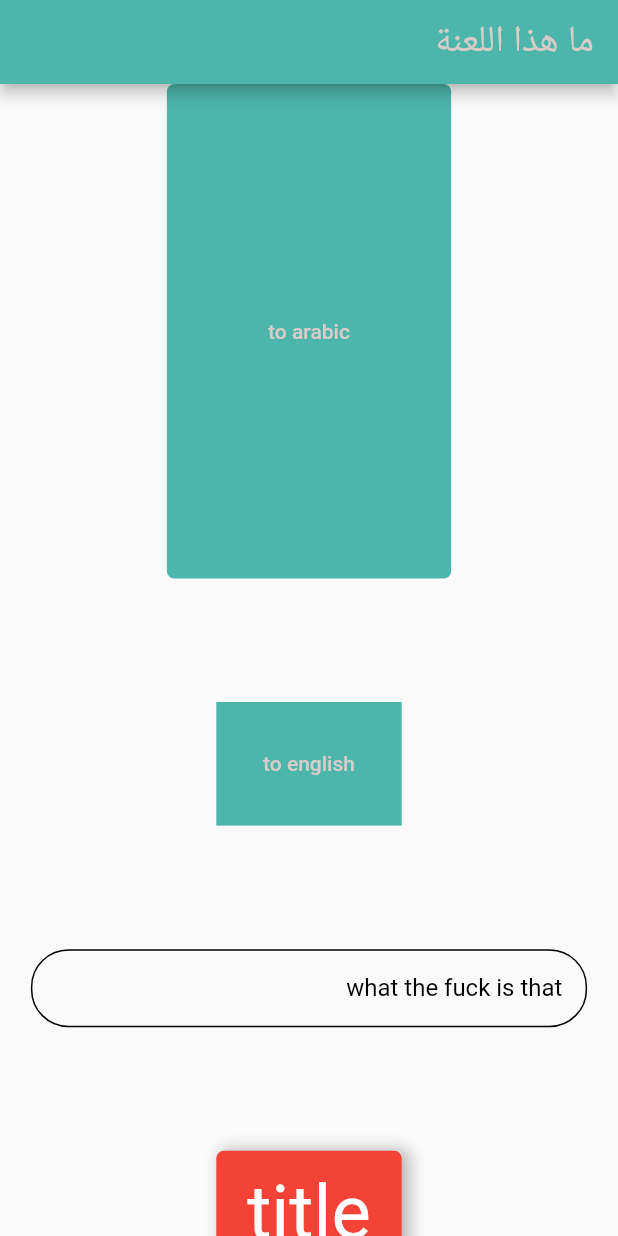
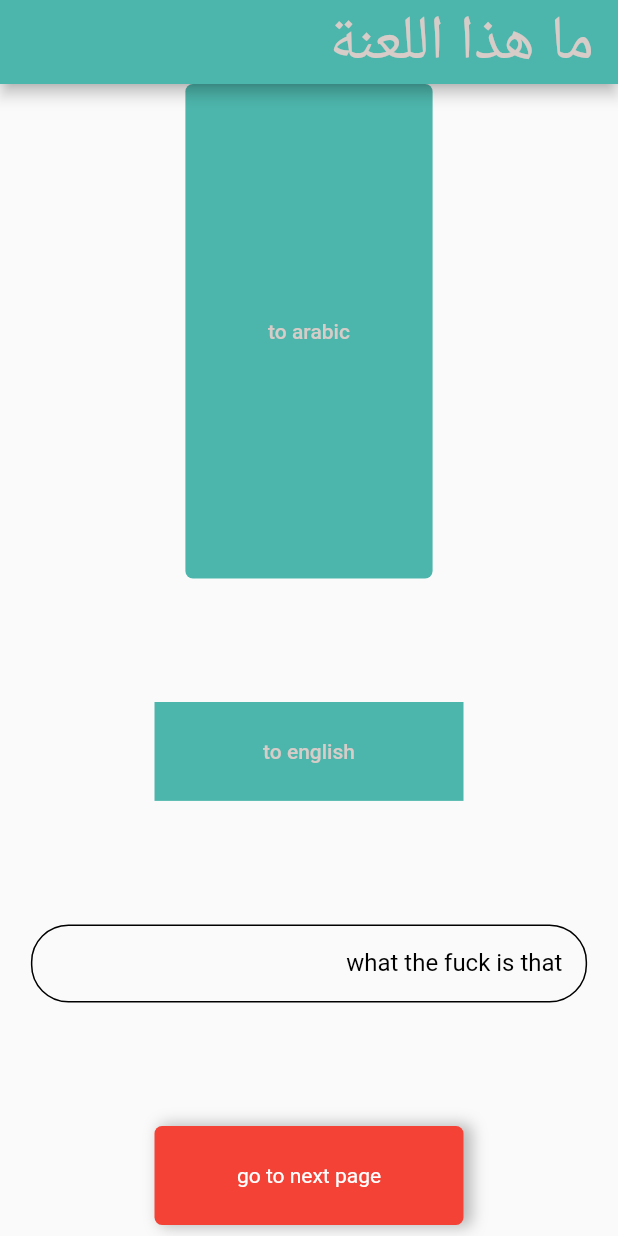
Before and after one commit to MayarAboumahmood/DashBoard, a Flutter app: the screen it shows after launch, after a tap on "to arabic", on a phone screen of 412 x 824 dp. Run offline on Flutter 3.47's test engine with Material 2 defaults, Android fonts, the phone set to English and light mode, and no system bars; our stand-ins replace auto_size_text, get, shared_preferences, sized_context.

Commit message:
faxing all the size problems and now it's responsize in all screens!!!

```diff
--- a/dashboard/lib/constant/sizes.dart
+++ b/dashboard/lib/constant/sizes.dart
@@ -1,7 +1,8 @@
-import 'dart:math';
-
 import 'package:flutter/material.dart';
 import 'package:get/get.dart';
+import 'dart:ui' as ui;
+
+import 'package:sized_context/sized_context.dart';
 
 class Sizes {
   //the const var we will use in the app
@@ -28,12 +29,14 @@ class Sizes {
 
   late double normalButtonHeight; //done
   late double normalButtonWidht; //done
+  late double normalButtonInsidePaddin; //done
 
   late double bigButtonHeight; //done
   late double bigButtonWidht; //done
 
   late double bigButtonTextSize;
   late double normalButtonTextSize;
+  // late double autoSizeTextMaxSizeNormalButton;
 
   late double textFieldIconSize;
   late double textFieldWidth;
@@ -60,13 +63,15 @@ class Sizes {
   }
   void setSizesForMobile() {
     print('set size for mobile');
+
+    normalButtonInsidePaddin = width * .08;
     bigButtonTextSize = height * .06;
-    appBarIconSize = height * .05;
     normalButtonTextSize = height * .04;
     textFieldTextSize = height * .04;
-    textFieldWidth = width * .6;
-    appBarTextSize = height * .03;
-    drinkCardWidth = width * .46;
+    textFieldWidth = width * .7;
+    appBarIconSize = height * .07;
+    appBarTextSize = width * .1;
+    drinkCardWidth = width * .4;
     drinkCardHeight = height * .4;
     cardNormalTextSize = height * .03;
     cardTitleTextSize = height * .05;
@@ -76,22 +81,23 @@ class Sizes {
     eventCardHeight = height * .45;
     floatButtonWidth = width * .08;
     floatButtonHeight = height * .06;
-    normalButtonHeight = height * .1;
-    normalButtonWidht = width * .3;
+    normalButtonHeight = height * .08;
+    normalButtonWidht = width * .5;
     bigButtonHeight = height * .2;
     bigButtonWidht = width * .3;
   }
 
   void setSizesForComputer() {
+    normalButtonInsidePaddin = width * .03;
     print('set size for computer');
     textFieldWidth = width * .4;
     bigButtonTextSize = height * .06;
     normalButtonTextSize = height * .04;
     textFieldTextSize = height * .04;
     appBarIconSize = height * .05;
-    appBarTextSize = height * .05;
-    drinkCardWidth = width * .31;
-    drinkCardHeight = height * .6;
+    appBarTextSize = width < height ? height * .06 : width * .04;
+    drinkCardWidth = width * .22;
+    drinkCardHeight = height * .5;
     cardNormalTextSize = height * .03;
     cardTitleTextSize = height * .05;
     cardButtonHeight = height * .07;
@@ -109,14 +115,14 @@ class Sizes {
   void setSizesForTablet() {
     print('set size for tablet');
     bigButtonTextSize = height * .06;
-
+    normalButtonInsidePaddin = width * .02;
     normalButtonTextSize = height * .04;
-    textFieldTextSize = height * .04;
-    textFieldWidth = width * .5;
-    appBarIconSize = height * .05;
-    appBarTextSize = height * .04;
-    drinkCardWidth = width * .46;
-    drinkCardHeight = height * .4;
+    textFieldTextSize = width * .1;
+    textFieldWidth = width * .7;
+    appBarIconSize = height * .07;
+    appBarTextSize = width * .06;
+    drinkCardWidth = width * .3;
+    drinkCardHeight = height * .35;
     cardNormalTextSize = height * .03;
     cardTitleTextSize = height * .05;
     cardButtonHeight = height * .06;
@@ -133,18 +139,33 @@ class Sizes {
 }
 
 class GetDeviceType {
+  late Size sizeInInches;
+  late double widthInInches;
+  late double heightInInches;
+  late double diagonalInInches;
   String getDevicetype(BuildContext context) {
-    if (GetPlatform.isMobile ||
-        MediaQuery.of(context).size.width < 400 /*not sure from number yet*/) {
+    sizeInInches = context.sizeInches;
+    widthInInches = context.widthInches;
+    heightInInches = context.heightInches;
+    diagonalInInches = context.diagonalInches;
+    if (widthInInches < 3) {
       return 'SmartPhone';
-    } else if ((GetPlatform.isMobile || GetPlatform.isWeb) &&
-        MediaQuery.of(context).size.width > 400 /*not sure from number yet*/ &&
-        MediaQuery.of(context).size.width < 600 /*not sure from number yet*/) {
+    } else if (widthInInches < 10) {
       return 'tablet';
-    } else if (GetPlatform.isDesktop ||
-        MediaQuery.of(context).size.width > 600) {
+    } else if (widthInInches > 10) {
       return 'computer';
     }
+    // if (GetPlatform.isMobile ||
+    //     MediaQuery.of(context).size.width < 400 /*not sure from number yet*/) {
+    //   return 'SmartPhone';
+    // } else if ((GetPlatform.isMobile || GetPlatform.isWeb) &&
+    //     MediaQuery.of(context).size.width > 400 /*not sure from number yet*/ &&
+    //     MediaQuery.of(context).size.width < 800 /*not sure from number yet*/) {
+    //   return 'tablet';
+    // } else if (GetPlatform.isDesktop ||
+    //     MediaQuery.of(context).size.width > 800) {
+    //   return 'computer';
+    // }
     return '';
   }
 }
--- a/dashboard/lib/general_controller/theme_controller.dart
+++ b/dashboard/lib/general_controller/theme_controller.dart
@@ -4,22 +4,25 @@ import '../constant/theme.dart';
 import '../data/service/pref_service.dart';
 
 class ThemeController extends GetxController {
-  late RxBool theThemeIsDark = false.obs;
+  late bool theThemeIsDark;
   PrefService prefService = PrefService();
   @override
-  void onInit() {
-    theThemeIsDark.value = false;
+  void onInit() async {
+    theThemeIsDark =
+        await prefService.readString('theme') == 'dark' ? true : false;
     super.onInit();
   }
 
   changeTheme() async {
-    if (theThemeIsDark.value) {
+    if (theThemeIsDark) {
+      print('turn to light theme');
       await prefService.createString("theme", "light");
-      theThemeIsDark.value = false;
+      theThemeIsDark = false;
       Get.changeTheme(Themes.customlighttheme);
-    } else if (!theThemeIsDark.value) {
+    } else if (!theThemeIsDark) {
+      print('turn to dark theme');
       await prefService.createString("theme", "dark");
-      theThemeIsDark.value = true;
+      theThemeIsDark = true;
       Get.changeTheme(Themes.customdarktheme);
     }
   }
--- a/dashboard/lib/view/Screens/test.dart
+++ b/dashboard/lib/view/Screens/test.dart
@@ -74,7 +74,6 @@ class Test extends StatelessWidget {
               height: Get.size.height * .1,
             ),
             MyButton(
-              title: 'title',
               ontap: () {
                 Get.toNamed('/LoginPage');
               },
@@ -83,12 +82,13 @@ class Test extends StatelessWidget {
               myRadius: size.buttonRadius,
               mycolor: Colors.red,
               myfontSize: size.bigButtonTextSize,
+              child: const Text('go to next page'),
             ),
             SizedBox(
               height: Get.size.height * .1,
             ),
             MyButton(
-              title: 'change the theme',
+              child: Text('change the theme'),
               ontap: () {
                 themeController.changeTheme();
               },
--- a/dashboard/lib/view/widget/costum_text_field.dart
+++ b/dashboard/lib/view/widget/costum_text_field.dart
@@ -40,7 +40,7 @@ class CostumTextField extends StatelessWidget {
   @override
   Widget build(BuildContext context) {
     return SizedBox(
-      height: MediaQuery.of(context).size.width * .1,
+      height: MediaQuery.of(context).size.height * .06,
       width: widthOnTheScreen,
       child: TextFormField(
         obscureText: sucer ?? true,
--- a/dashboard/lib/view/widget/my_button.dart
+++ b/dashboard/lib/view/widget/my_button.dart
@@ -1,8 +1,10 @@
+// ignore_for_file: public_member_api_docs, sort_constructors_first
+import 'package:dashboard/constant/sizes.dart';
 import 'package:flutter/material.dart';
 
 // ignore: must_be_immutable
 class MyButton extends StatelessWidget {
-  String title;
+  Widget child;
   Function()? ontap;
   Color? mycolor;
   double mywidth;
@@ -10,18 +12,19 @@ class MyButton extends StatelessWidget {
   double myRadius;
   double myfontSize;
   double myShadow;
-
+  double paddingInside;
   MyButton({
     Key? key,
     /*required this.bordercolor,*/
+    required this.child,
+    required this.ontap,
     this.mycolor,
-    required this.title,
-    required this.ontap,
+    required this.mywidth,
     required this.myheight,
-    required this.mywidth,
     this.myRadius = 20,
     this.myfontSize = 20,
     this.myShadow = 0,
+    this.paddingInside = 0,
   }) : super(key: key);
 
   @override
@@ -30,6 +33,8 @@ class MyButton extends StatelessWidget {
       splashColor: Colors.white,
       onTap: ontap,
       child: Container(
+        padding: EdgeInsets.symmetric(
+            horizontal: Sizes(context).normalButtonInsidePaddin),
         alignment: Alignment.center,
         height: myheight,
         width: mywidth,
@@ -41,10 +46,7 @@ class MyButton extends StatelessWidget {
               spreadRadius: 1,
               blurRadius: 8)
         ], color: mycolor, borderRadius: BorderRadius.circular(myRadius)),
-        child: Text(
-          title,
-          style: TextStyle(fontSize: myfontSize, color: Colors.white),
-        ),
+        child: child,
       ),
     );
   }
--- a/dashboard/pubspec.yaml
+++ b/dashboard/pubspec.yaml
@@ -34,6 +34,7 @@ dependencies:
   http: ^0.13.5
   shared_preferences: ^2.1.0
   auto_size_text: ^3.0.0
+  sized_context: ^1.0.0+4
 
   # The following adds the Cupertino Icons font to your application.
   # Use with the CupertinoIcons class for iOS style icons.
```
Also changed, not shown: dashboard/lib/view/Screens/login/login_page.dart (+9 -6 lines), dashboard/pubspec.lock.
